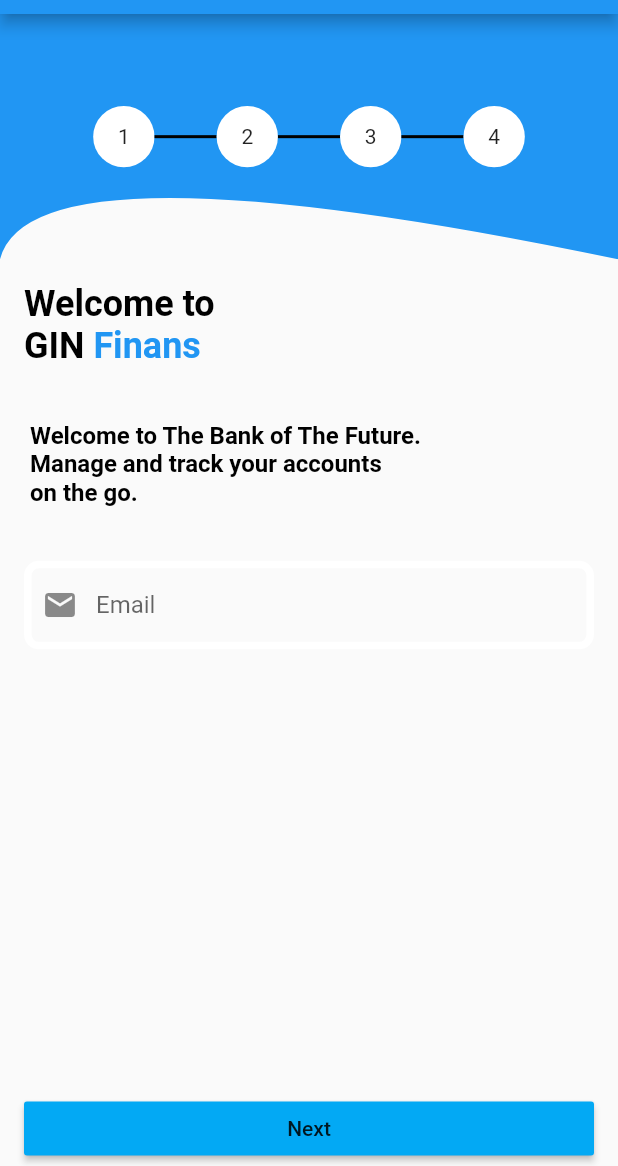
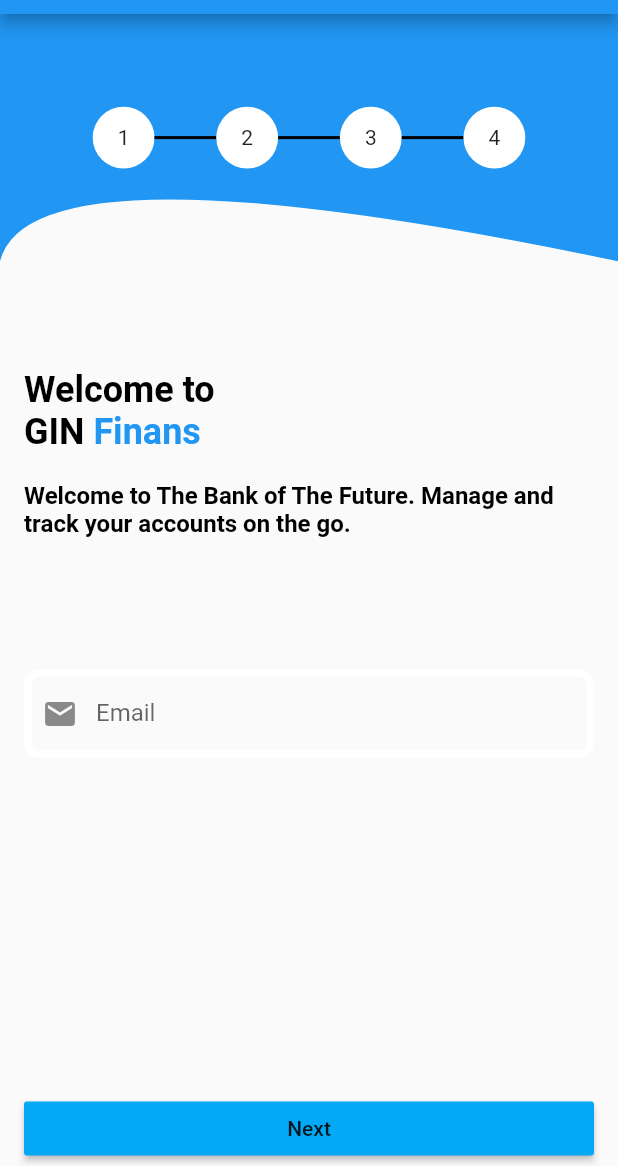
Before and after one commit to namitrana/demo_app, a Flutter app: the screen it shows after launch, on a phone screen of 412 x 824 dp, the part 70-1236 px from its top. Run offline on Flutter 3.47's test engine with Material 2 defaults, Android fonts, the phone set to English and light mode, and no system bars.

```diff
--- a/lib/main.dart
+++ b/lib/main.dart
@@ -52,7 +52,11 @@ class MyHomePage extends StatefulWidget {
 class _MyHomePageState extends State<MyHomePage> {
   @override
   Widget build(BuildContext context) {
-    var h = (MediaQuery.of(context).size.height - 88) / 4.5;
+    //var h = (MediaQuery.of(context).size.height - 88) / 4.5;
+    //var h = (MediaQuery.of(context).size.height - 88) * .2;
+    var statusBarHeight = MediaQuery.of(context).padding.top;
+    var h = (MediaQuery.of(context).size.height - statusBarHeight) * .2;
+
     var w = MediaQuery.of(context).size.width;
     log('height in top: $h');
     // This method is rerun every time setState is called, for instance as done
@@ -97,7 +101,7 @@ class _MyHomePageState extends State<MyHomePage> {
           title: Text(widget.title),
         ),
         body: Column(
-          mainAxisAlignment: MainAxisAlignment.center,
+          mainAxisAlignment: MainAxisAlignment.start,
           children: <Widget>[
             Stack(
 
@@ -105,11 +109,11 @@ class _MyHomePageState extends State<MyHomePage> {
 
                 ClipPath(
                     clipper: MyCustomClipper(
-                        (MediaQuery.of(context).size.height - 88) / 4.5,
+                        h,
                         MediaQuery.of(context).size.width),
                     child: Container(
                       width: MediaQuery.of(context).size.width,
-                      height: (MediaQuery.of(context).size.height - 88) / 4.5,
+                      height: h,
                       color: Colors.blue,
                       child: Row(
                         mainAxisAlignment: MainAxisAlignment.center,
@@ -131,7 +135,10 @@ class _MyHomePageState extends State<MyHomePage> {
               ],
             ),
 
-            Align(
+            Expanded(
+
+
+            child: Align(
                 alignment: Alignment.centerLeft,
                 child: Padding(
                   padding: EdgeInsets.all(16.0),
@@ -156,13 +163,32 @@ class _MyHomePageState extends State<MyHomePage> {
                             text: ' Finans',
                             style: new TextStyle(
                                 color: Colors.blue,
-                                fontWeight: FontWeight.bold)),
+                                fontWeight: FontWeight.bold)
+                        ),
+                        new TextSpan(
+                          // Note: Styles for TextSpans must be explicitly defined.
+                          // Child text spans will inherit styles from parent
+                          style: new TextStyle(
+                              fontSize: 16.0,
+                              color: Colors.black,
+                              fontWeight: FontWeight.bold
+                          ),
+                          children: <TextSpan>[
+                            //, style: new TextStyle(fontWeight: FontWeight.bold, )
+                            new TextSpan(
+                                text: '\n\nWelcome to The Bank of The Future. '
+                                    'Manage and track your accounts on the go.'),
+                          ],
+                        ),
+
                       ],
                     ),
                   ),
-                )),
+                )
+            )
+            ),
 
-            Align(
+            /*Align(
                 alignment: Alignment.centerLeft,
                 child: Padding(
                   padding: EdgeInsets.all(20.0),
@@ -178,16 +204,17 @@ class _MyHomePageState extends State<MyHomePage> {
                       children: <TextSpan>[
                         //, style: new TextStyle(fontWeight: FontWeight.bold, )
                         new TextSpan(
-                            text: 'Welcome to The Bank of The Future.\n'
-                                'Manage and track your accounts\non the go.'),
+                            text: 'Welcome to The Bank of The Future. '
+                                'Manage and track your accounts on the go.'),
                       ],
                     ),
                   ),
-                )),
+                )),*/
 
             Padding(
               padding: EdgeInsets.all(16.0),
               child: TextField(
+                  keyboardType: TextInputType.emailAddress,
                   decoration: InputDecoration(
                       enabledBorder: const OutlineInputBorder(
                           borderSide:
@@ -199,24 +226,28 @@ class _MyHomePageState extends State<MyHomePage> {
                       labelText: 'Email')),
             ),
 
+
+
+
                 Expanded(
                     child: Align(
                         alignment: Alignment.bottomCenter,
-                    child: SizedBox(
-                        width: double.infinity,
+
                       child: Container(
+
+                            width: w,
+                            //color: Colors.red,
                             padding: EdgeInsets.fromLTRB(16, 1, 16, 1),
                             child: MaterialButton(
                                 splashColor: Colors.blueAccent,
                                 color: Colors.lightBlue,
                                 onPressed: () => {},
                                 child: Text('Next')),
-                        ))
+                      ),
 
-                    //minWidth: double.maxFinite,
+                    )
+                ),
 
-                    )),
-            //),
           ],
         ));
   }
```
Lines whose indentation alone changed are shown as unchanged.
